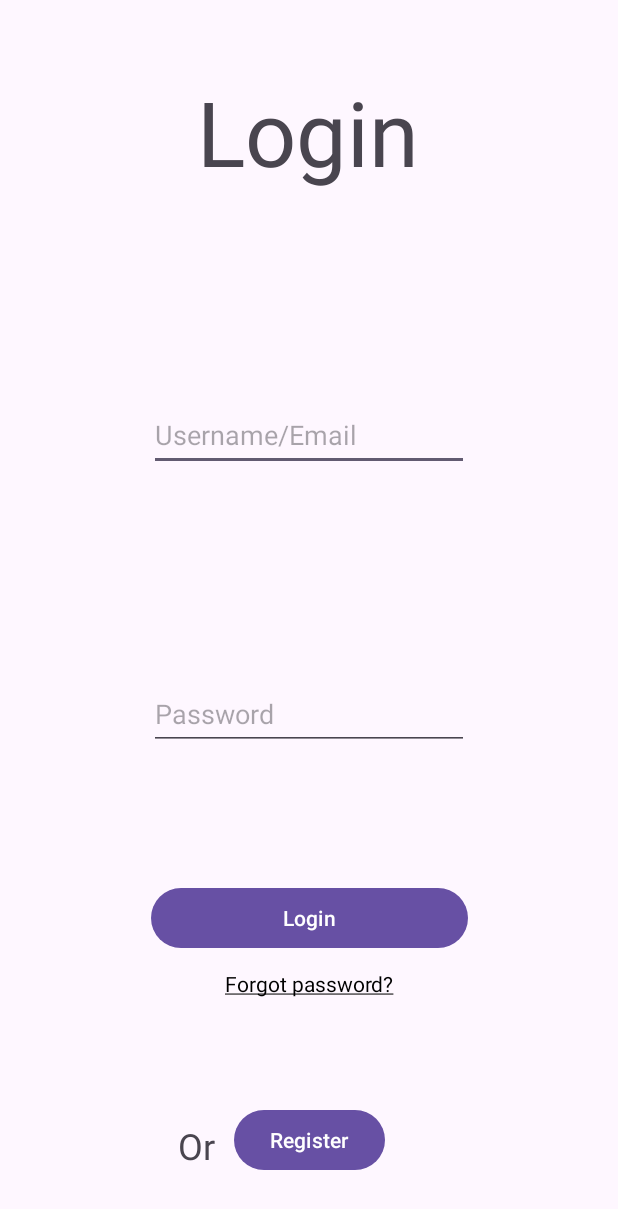
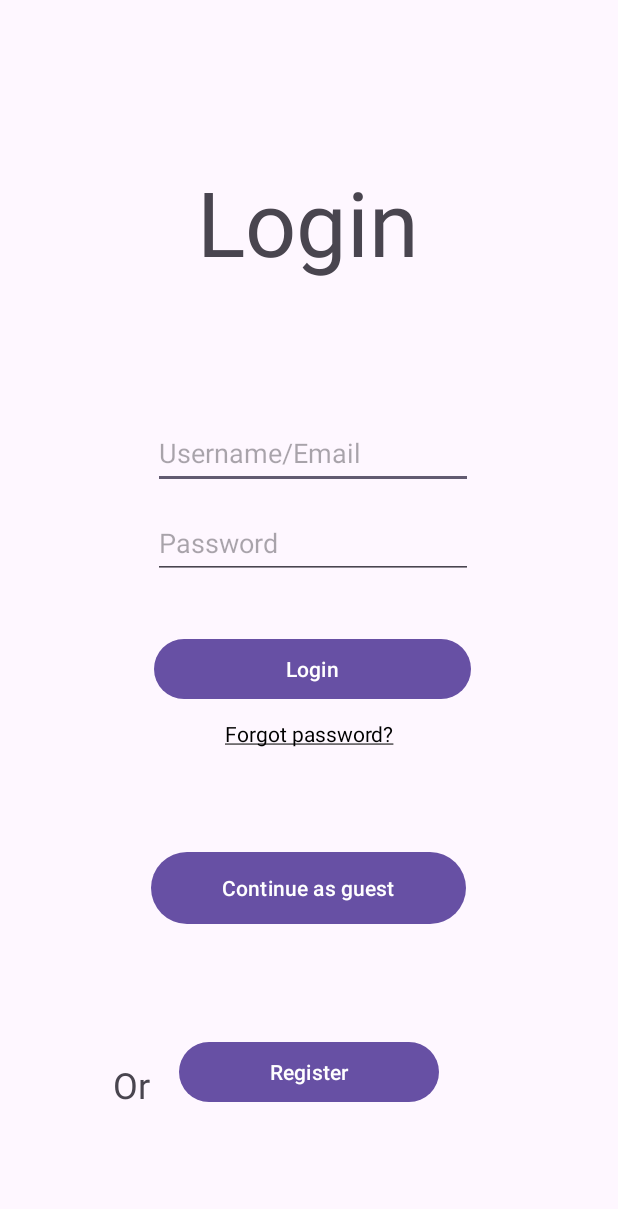
Before and after one commit to Alexouju/WhatUThinkFrontEnd, an Android app: the screen it shows after launch (MainActivity), after a tap on "Login", on a phone screen of 412 x 824 dp. Shown: the top 1209 px of the screen. Run offline under Robolectric (Android 15) with nearby library versions, the phone set to English and light mode, and no system bars; our stand-ins replace Volley; network calls fail.

Commit message:
Fixed layout, added Continue as guest button

```diff
--- a/app/src/main/java/com/pyproject/MainActivity.java
+++ b/app/src/main/java/com/pyproject/MainActivity.java
@@ -61,7 +61,7 @@ public class MainActivity extends AppCompatActivity implements View.OnClickListe
 
         // Instantiate the RequestQueue
         RequestQueue queue = Volley.newRequestQueue(this);
-        String url = "http://192.168.102.240/login";
+        String url = "http://192.168.0.106/login";
 
         // Request a string response from the provided URL
         StringRequest stringRequest = new StringRequest(Request.Method.POST, url,
--- a/app/src/main/res/layout/activity_main.xml
+++ b/app/src/main/res/layout/activity_main.xml
@@ -17,7 +17,7 @@
         app:layout_constraintHorizontal_bias="0.498"
         app:layout_constraintStart_toStartOf="parent"
         app:layout_constraintTop_toTopOf="parent"
-        app:layout_constraintVertical_bias="0.064" />
+        app:layout_constraintVertical_bias="0.144" />
 
     <EditText
         android:id="@+id/editTextTextEmailAddress"
@@ -29,8 +29,10 @@
         android:minHeight="48dp"
         app:layout_constraintBottom_toTopOf="@+id/editTextTextPassword"
         app:layout_constraintEnd_toEndOf="parent"
+        app:layout_constraintHorizontal_bias="0.512"
         app:layout_constraintStart_toStartOf="parent"
-        app:layout_constraintTop_toBottomOf="@+id/textView" />
+        app:layout_constraintTop_toBottomOf="@+id/textView"
+        app:layout_constraintVertical_bias="0.881" />
 
     <EditText
         android:id="@+id/editTextTextPassword"
@@ -42,8 +44,10 @@
         android:minHeight="48dp"
         app:layout_constraintBottom_toBottomOf="parent"
         app:layout_constraintEnd_toEndOf="parent"
+        app:layout_constraintHorizontal_bias="0.512"
         app:layout_constraintStart_toStartOf="parent"
-        app:layout_constraintTop_toBottomOf="@+id/textView" />
+        app:layout_constraintTop_toBottomOf="@+id/textView"
+        app:layout_constraintVertical_bias="0.255" />
 
     <Button
         android:id="@+id/loginButton"
@@ -54,8 +58,10 @@
         android:text="Login"
         app:layout_constraintBottom_toBottomOf="parent"
         app:layout_constraintEnd_toEndOf="parent"
+        app:layout_constraintHorizontal_bias="0.51"
         app:layout_constraintStart_toStartOf="parent"
-        app:layout_constraintTop_toBottomOf="@+id/editTextTextPassword" />
+        app:layout_constraintTop_toBottomOf="@+id/editTextTextPassword"
+        app:layout_constraintVertical_bias="0.278" />
 
     <TextView
         android:id="@+id/forgotPasswordTextView"
@@ -72,19 +78,20 @@
         app:layout_constraintEnd_toEndOf="parent"
         app:layout_constraintStart_toStartOf="parent"
         app:layout_constraintTop_toBottomOf="@+id/loginButton"
-        app:layout_constraintVertical_bias="0.591" />
+        app:layout_constraintVertical_bias="0.267" />
 
     <Button
         android:id="@+id/registerButton"
-        android:layout_width="wrap_content"
-        android:layout_height="wrap_content"
+        android:layout_width="173dp"
+        android:layout_height="48dp"
         android:layout_marginTop="59dp"
         android:onClick="registerPressed"
         android:text="Register"
         app:layout_constraintBottom_toBottomOf="parent"
         app:layout_constraintEnd_toEndOf="parent"
         app:layout_constraintStart_toStartOf="parent"
-        app:layout_constraintTop_toBottomOf="@+id/loginButton" />
+        app:layout_constraintTop_toBottomOf="@+id/loginButton"
+        app:layout_constraintVertical_bias="0.653" />
 
     <TextView
         android:id="@+id/orText"
@@ -95,9 +102,21 @@
         android:textSize="24sp"
         app:layout_constraintBottom_toBottomOf="parent"
         app:layout_constraintEnd_toStartOf="@+id/registerButton"
-        app:layout_constraintHorizontal_bias="0.983"
+        app:layout_constraintHorizontal_bias="0.897"
         app:layout_constraintStart_toStartOf="parent"
         app:layout_constraintTop_toBottomOf="@+id/loginButton"
-        app:layout_constraintVertical_bias="0.654" />
+        app:layout_constraintVertical_bias="0.708" />
+
+    <Button
+        android:id="@+id/guestButton"
+        android:layout_width="210dp"
+        android:layout_height="56dp"
+        android:text="Continue as guest"
+        app:layout_constraintBottom_toTopOf="@+id/registerButton"
+        app:layout_constraintEnd_toEndOf="parent"
+        app:layout_constraintHorizontal_bias="0.497"
+        app:layout_constraintStart_toStartOf="parent"
+        app:layout_constraintTop_toBottomOf="@+id/forgotPasswordTextView"
+        app:layout_constraintVertical_bias="0.344" />
 
 </androidx.constraintlayout.widget.ConstraintLayout>
```
